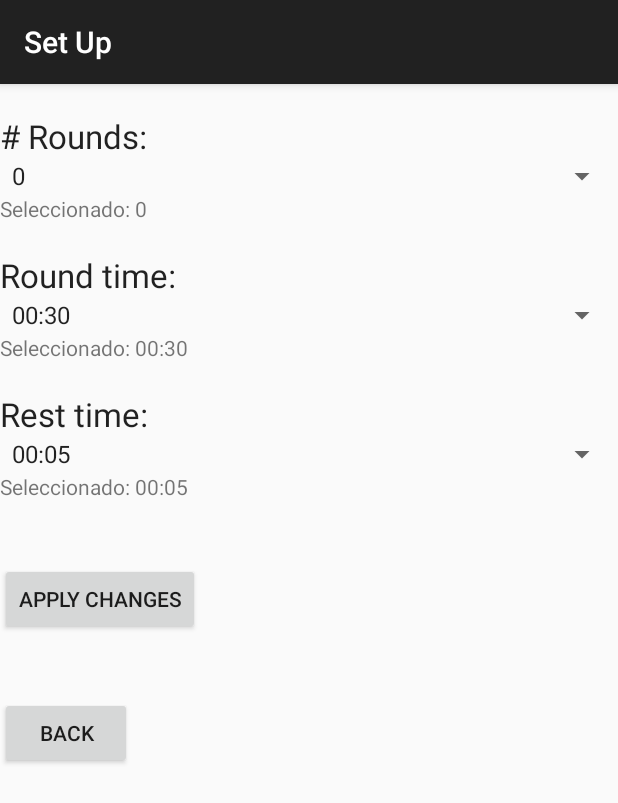
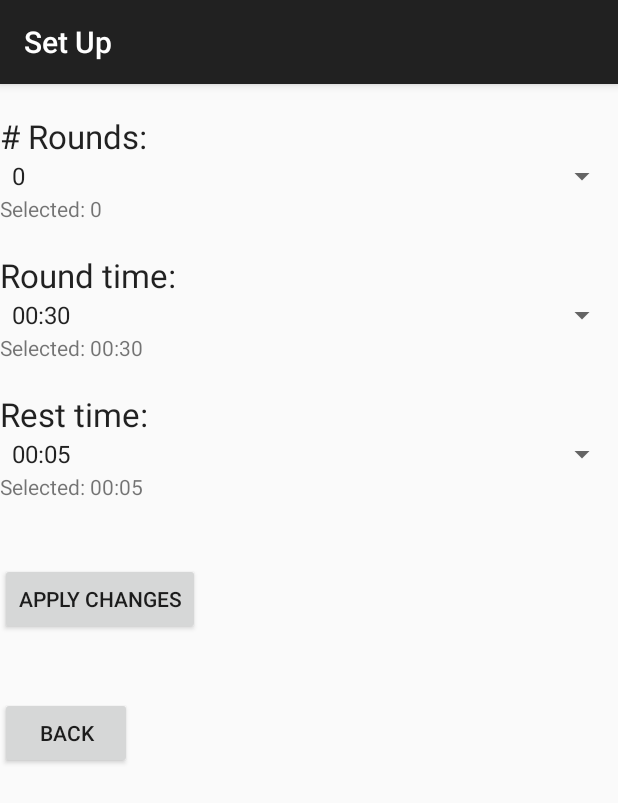
Before and after one commit to tbotalla/Multisports-Timer, an Android app: the screen it shows after launch (SetupActivity), after a tap on "SET UP", on a phone screen of 412 x 824 dp. Shown: the top 803 px of the screen. Run offline under Robolectric (Android 15) with nearby library versions, the phone set to English and light mode, and no system bars; 2 other taps on this screen came first.

Commit message:
agregadas traducciones en/es

```diff
--- a/app/src/main/java/com/example/tbotalla/multisportstimer/SetupActivity.java
+++ b/app/src/main/java/com/example/tbotalla/multisportstimer/SetupActivity.java
@@ -123,7 +123,7 @@ public class SetupActivity extends AppCompatActivity {
                                        int position, long id) {
                 roundAmount = Integer.parseInt((String) parent.getItemAtPosition(position));
 
-                lblRoundNumberSelected.setText("Seleccionado: " + (String) parent.getItemAtPosition(position));
+                lblRoundNumberSelected.setText("Selected: " + (String) parent.getItemAtPosition(position));
                 // TODO --> PARA DEBUG SOLAMENTE
 //                Context context = getApplicationContext();
 //                String text = String.valueOf(roundAmount);
@@ -143,7 +143,7 @@ public class SetupActivity extends AppCompatActivity {
             public void onItemSelected(AdapterView<?> parent, android.view.View v, int position,
                                        long id) {
                 secsToCountdown = parseSeconds((String) parent.getItemAtPosition(position));
-                lblRoundTimeSelected.setText("Seleccionado: " + (String) parent.getItemAtPosition(position));
+                lblRoundTimeSelected.setText("Selected: " + (String) parent.getItemAtPosition(position));
 
                 // TODO --> PARA DEBUG SOLAMENTE
 //                Context context = getApplicationContext();
@@ -164,7 +164,7 @@ public class SetupActivity extends AppCompatActivity {
             public void onItemSelected(AdapterView<?> parent, android.view.View v,
                                        int position, long id) {
                 secsToRest = parseSeconds((String) parent.getItemAtPosition(position));
-                lblRestTimeSelected.setText("Seleccionado: " + (String) parent.getItemAtPosition(position));
+                lblRestTimeSelected.setText("Selected: " + (String) parent.getItemAtPosition(position));
 
                 // TODO --> PARA DEBUG SOLAMENTE
 //                Context context = getApplicationContext();
--- a/app/src/main/res/values/strings.xml
+++ b/app/src/main/res/values/strings.xml
@@ -18,7 +18,7 @@
     <string name="workTimeSelected">Work Time Selected:</string>
     <string name="restTimeSelected">Rest Time Selected:</string>
     <string name="back">Back</string>
-    <string name="seleccionado">Seleccionado: </string>
+    <string name="seleccionado">Selected: </string>
 
 
 
```
Also changed, not shown: 2 other files.
